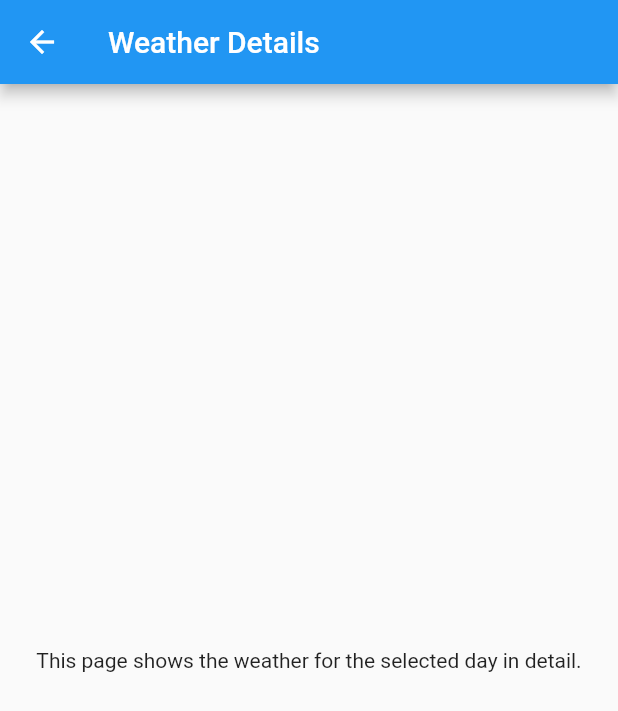
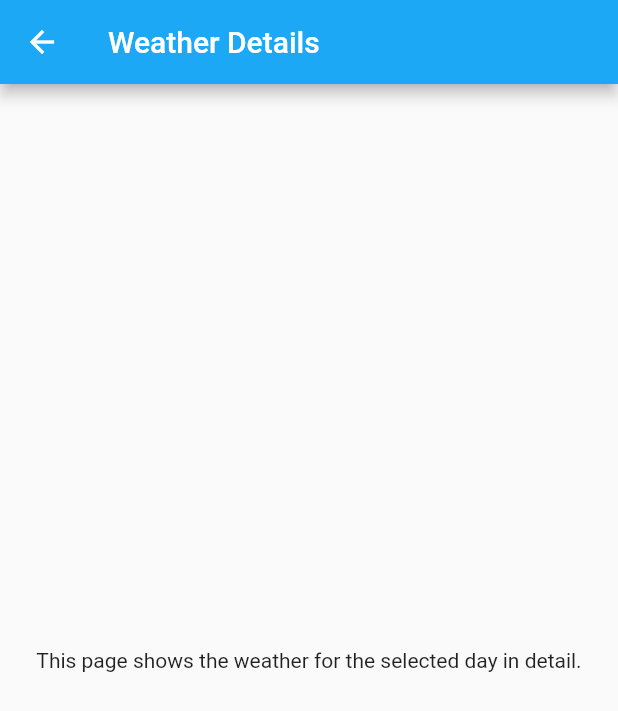
Before and after one commit to ExpertKiD/flutter_weather_app_demo, a Flutter app: the WeatherDetailScreen screen opened directly, on a phone screen of 412 x 824 dp. Shown: the top 711 px of the screen. Run offline on Flutter 3.47's test engine with Material 2 defaults, Android fonts, the phone set to English and light mode, and no system bars.

Commit message:
Update colors in lightTheme

```diff
--- a/app/lib/themes/light_theme.dart
+++ b/app/lib/themes/light_theme.dart
@@ -1,3 +1,12 @@
+import 'package:app/resources/colors.dart';
 import 'package:flutter/material.dart';
 
-final lightTheme = ThemeData(brightness: Brightness.light);
+final lightTheme = ThemeData(
+  brightness: Brightness.light,
+  primaryColor: AppColors.sunshineBlue,
+  primaryColorLight: AppColors.sunshineLightBlue,
+  primaryColorDark: AppColors.sunshineDarkBlue,
+  appBarTheme: const AppBarTheme(
+    backgroundColor: AppColors.sunshineBlue,
+  ),
+);
```
